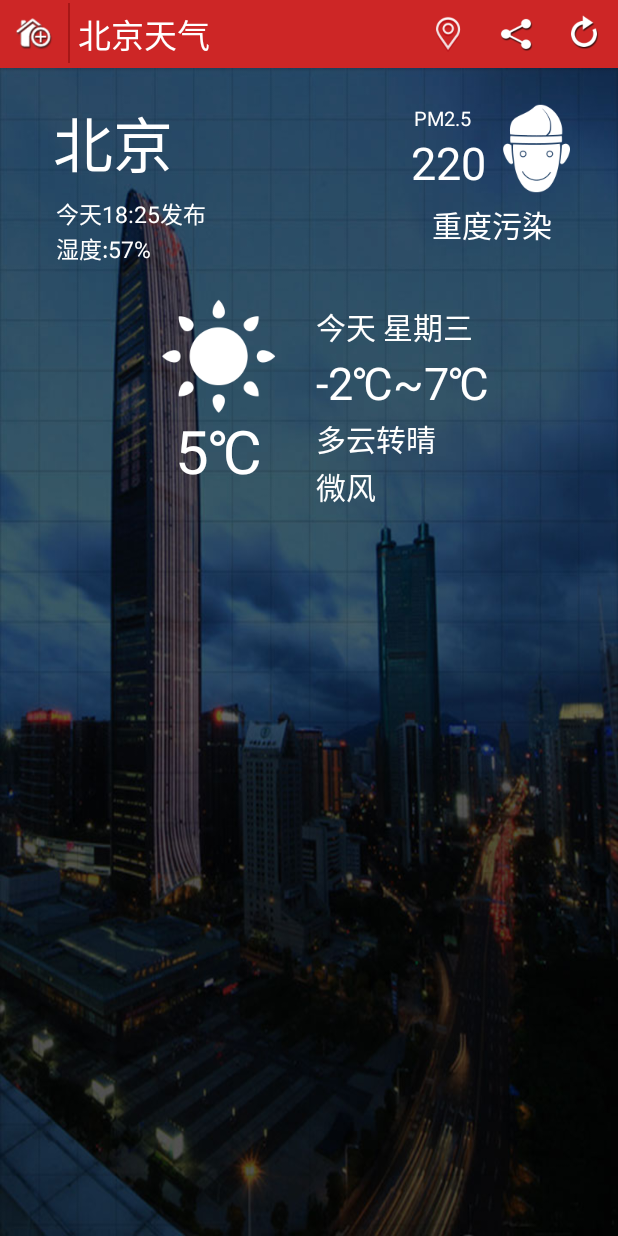
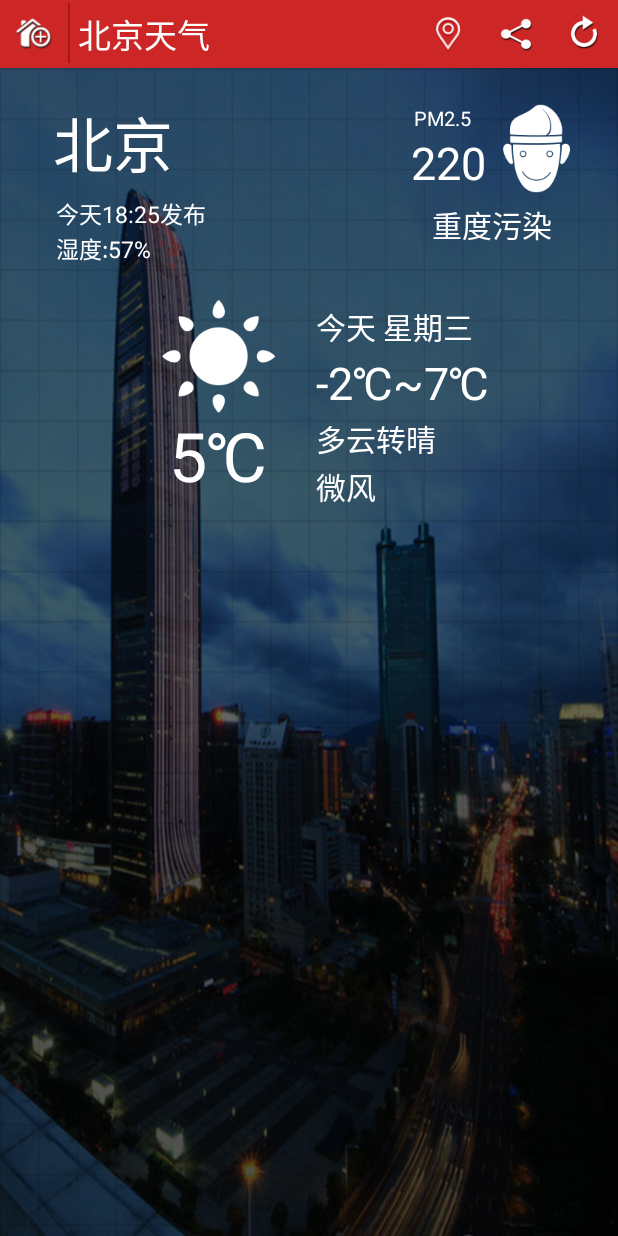
Before and after one commit to DPC11/MiniWeather, an Android app: the screen it shows after launch (MainActivity), on a phone screen of 412 x 824 dp. Run offline under Robolectric (Android 15) with nearby library versions, the phone set to English and light mode, and no system bars.

```diff
--- a/app/src/main/res/layout/weather_info.xml
+++ b/app/src/main/res/layout/weather_info.xml
@@ -228,7 +228,7 @@
                         android:singleLine="true"
                         android:text="5℃"
                         android:textColor="@android:color/white"
-                        android:textSize="40.0sp" />
+                        android:textSize="45.0sp" />
 
                 </LinearLayout>
 
```
